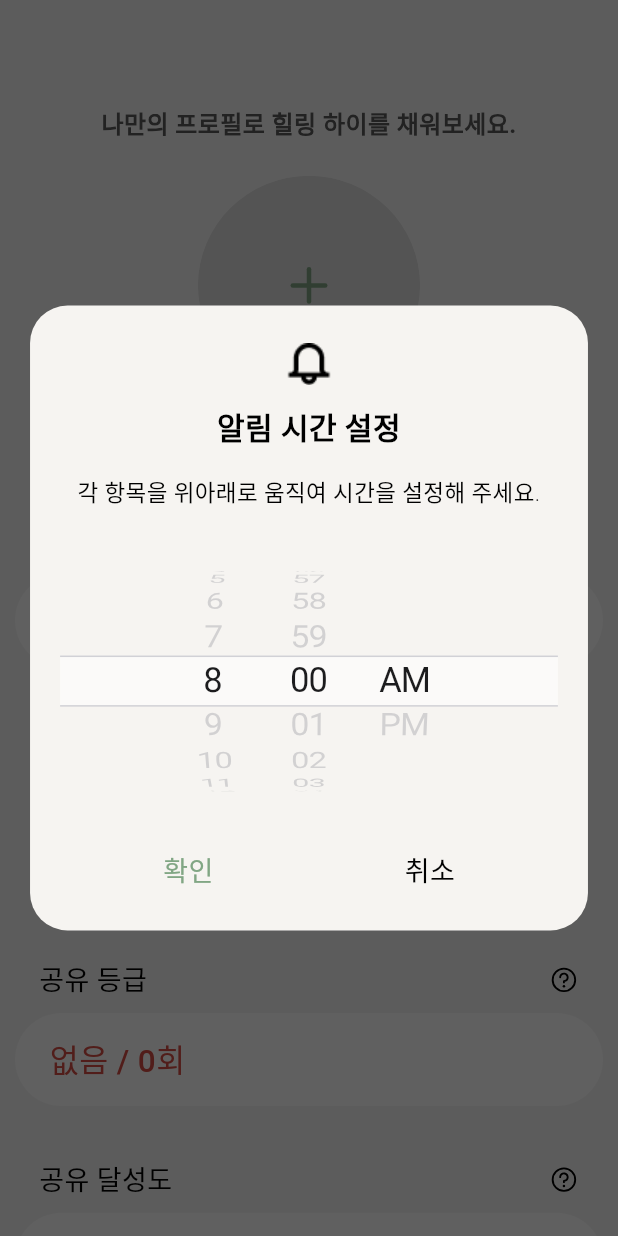
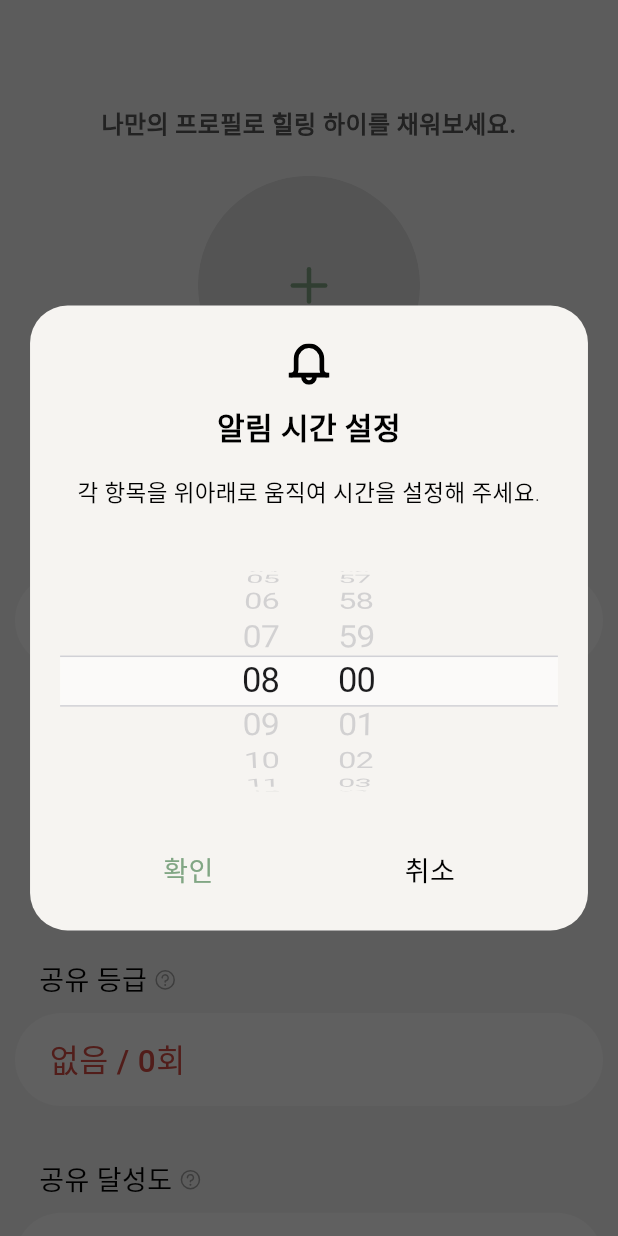
Before and after one commit to hshan608/HealingHi_Flutter, a Flutter app: the MyPageScreen screen opened directly with empty values, after a tap on an icon or button, on a phone screen of 412 x 824 dp. Run offline on Flutter 3.47's test engine with Material 3 defaults, Android fonts, the phone set to English and light mode, and no system bars; our stand-ins replace device_info_plus, flutter_dotenv, flutter_local_notifications, flutter_secure_storage, flutter_svg, flutter_timezone and 9 more; missing offline and left inert: home_widget; accounts and stored records are empty; Roboto replaces fonts that are missing (Pretendard); project files that could hold a hidden picture were left out.

Commit message:
fix: QA 수정사항 반영(튜토리얼 강조 영역·안내 아이콘 SVG·알림 24시간제)
- tutorial.dart: 보관함 탭 단계에 boundsInsets(top 4)와 targetBottomInset 8을 적용. 강조 테두리가 하단 바 상단 경계선에 그대로 붙어 본문 쪽으로 침범한 것처럼 보였으므로 바 안쪽으로 여백을 두고, 아래쪽은 시스템 인셋 위 탭 끝에서 멈추게 함
- tutorial.dart: 카드 버튼 단계(홈 하트·공유, 보관함 하트)를 _cardActionStep()으로 통일하고 minTargetSize 대신 fixedTargetSize로 버튼 중심 44×44 고정. 홈 LikeButton이 빈 카운트 영역 때문에 23×32로 측정되어 강조 크기가 달랐음
- tutorial.dart: 건너뛰기 버튼 배경을 불투명(#292929)으로 바꿔 아래 문구가 비치지 않게 하고, 공유 랭킹 단계 fallbackTarget을 제목 옆 위치로 수정
- home_page.dart, main.dart: HomeScreen.isTutorialActive 추가. 홈 튜토리얼이 뜰 때 목록을 맨 위로 되돌려 강조 키가 붙은 0번 카드가 해제되지 않게 함
- home_page.dart, search_page.dart, setting_page.dart: 안내 팝업·검색 주제 아이콘(alarm_bell, quote_published, quote_request_received, review_store, search_subject)을 PNG에서 SVG로 교체
- setting_page.dart: 알림 시간 선택기를 AM/PM 열 없는 24시간제(시 00~23 | 분)로 변경하고, 섹션 제목 도움말 아이콘을 제목 옆에 붙여 16px·회색으로 축소
- assets: 랭킹 1~3위 메달 이미지 교체
- widget_test.dart: 실제 카드 버튼 구성의 강조 크기, 건너뛰기 불투명 배경, 보관함 탭 강조 여백 테스트 추가·갱신
- CLAUDE.md: 튜토리얼 절에 _cardActionStep, 0번 카드 규칙, boundsInsets 설명 추가

Co-Authored-By: Claude Opus 5.5 <noreply@anthropic.com>

```diff
--- a/lib/search_page.dart
+++ b/lib/search_page.dart
@@ -1107,8 +1107,8 @@ class _SearchScreenState extends State<SearchScreen> {
 
   /// 원형 배경을 포함한 주제 태그 원본 이미지.
   Widget _buildSubjectIcon({required double size}) {
-    return Image.asset(
-      'assets/icon/search_subject.png',
+    return SvgPicture.asset(
+      'assets/icon/search_subject.svg',
       width: size,
       height: size,
       fit: BoxFit.contain,
--- a/lib/setting_page.dart
+++ b/lib/setting_page.dart
@@ -758,8 +758,8 @@ class _QuoteRequestPageState extends State<_QuoteRequestPage> {
     await showAppNoticePopup(
       context,
       barrierDismissible: false,
-      icon: Image.asset(
-        'assets/icon/quote_request_received.png',
+      icon: SvgPicture.asset(
+        'assets/icon/quote_request_received.svg',
         width: 30,
         height: 30,
         fit: BoxFit.contain,
@@ -1456,21 +1456,16 @@ class _MyPageScreenState extends State<MyPageScreen> {
   }
 
   Future<TimeOfDay?> _showNotificationTimePicker() async {
-    var selectedPeriod = _notificationTime.hour >= 12 ? 1 : 0;
-    var selectedHour = _notificationTime.hour % 12;
-    if (selectedHour == 0) selectedHour = 12;
+    var selectedHour = _notificationTime.hour;
     var selectedMinute = _notificationTime.minute;
-    final periodController = FixedExtentScrollController(
-      initialItem: selectedPeriod,
-    );
     final hourController = FixedExtentScrollController(
-      initialItem: 1200 + selectedHour - 1,
+      initialItem: 2400 + selectedHour,
     );
     final minuteController = FixedExtentScrollController(
       initialItem: 6000 + selectedMinute,
     );
 
-    // Figma PopUP Reference(iOS 휠 피커) 양식: 시 | 분 | AM/PM 세 열.
+    // Figma PopUP Reference(iOS 휠 피커) 양식을 24시간제로 바꾼 시 | 분 두 열.
     // 선택 행은 열 전체를 가로지르는 띠(위아래 구분선)로 표시하고,
     // 위아래 항목은 원통형 휠 원근으로 흐려지며 작아진다.
     const pickerItemExtent = 34.0;
@@ -1553,8 +1548,8 @@ class _MyPageScreenState extends State<MyPageScreen> {
                         child: Column(
                           children: [
                             const SizedBox(height: 4),
-                            Image.asset(
-                              'assets/alarm_bell.png',
+                            SvgPicture.asset(
+                              'assets/icon/alarm_bell.svg',
                               width: 30,
                               height: 30,
                             ),
@@ -1594,22 +1589,25 @@ class _MyPageScreenState extends State<MyPageScreen> {
                             Row(
                               mainAxisAlignment: MainAxisAlignment.center,
                               children: [
-                                // 시: 1~12 무한 반복. 왼쪽 열이라 원통 바깥쪽으로 기운다.
+                                // 시: 00~23 두 자리, 무한 반복. 두 열이 중앙을
+                                // 사이에 두고 원통 바깥쪽으로 기운다.
                                 pickerColumn(
                                   controller: hourController,
                                   childCount: null,
-                                  offAxisFraction: -0.4,
+                                  offAxisFraction: -0.2,
                                   onSelected: (value) => setModalState(
-                                    () => selectedHour = value % 12 + 1,
+                                    () => selectedHour = value % 24,
                                   ),
-                                  label: (index) => '${index % 12 + 1}',
+                                  label: (index) =>
+                                      (index % 24).toString().padLeft(2, '0'),
                                   isSelected: (index) =>
-                                      selectedHour == index % 12 + 1,
+                                      selectedHour == index % 24,
                                 ),
                                 // 분: 00~59 두 자리, 무한 반복
                                 pickerColumn(
                                   controller: minuteController,
                                   childCount: null,
+                                  offAxisFraction: 0.2,
                                   onSelected: (value) => setModalState(
                                     () => selectedMinute = value % 60,
                                   ),
@@ -1617,17 +1615,6 @@ class _MyPageScreenState extends State<MyPageScreen> {
                                       (index % 60).toString().padLeft(2, '0'),
                                   isSelected: (index) =>
                                       selectedMinute == index % 60,
-                                ),
-                                pickerColumn(
-                                  controller: periodController,
-                                  childCount: 2,
-                                  offAxisFraction: 0.4,
-                                  onSelected: (value) => setModalState(
-                                    () => selectedPeriod = value,
-                                  ),
-                                  label: (index) => index == 0 ? 'AM' : 'PM',
-                                  isSelected: (index) =>
-                                      selectedPeriod == index,
                                 ),
                               ],
                             ),
@@ -1644,18 +1631,13 @@ class _MyPageScreenState extends State<MyPageScreen> {
                               Expanded(
                                 child: GestureDetector(
                                   behavior: HitTestBehavior.opaque,
-                                  onTap: () {
-                                    final hour = selectedPeriod == 0
-                                        ? selectedHour % 12
-                                        : (selectedHour % 12) + 12;
-                                    Navigator.pop(
-                                      dialogContext,
-                                      TimeOfDay(
-                                        hour: hour,
-                                        minute: selectedMinute,
-                                      ),
-                                    );
-                                  },
+                                  onTap: () => Navigator.pop(
+                                    dialogContext,
+                                    TimeOfDay(
+                                      hour: selectedHour,
+                                      minute: selectedMinute,
+                                    ),
+                                  ),
                                   child: const Center(
                                     child: Text(
                                       '확인',
@@ -1701,7 +1683,6 @@ class _MyPageScreenState extends State<MyPageScreen> {
       },
     );
 
-    periodController.dispose();
     hourController.dispose();
     minuteController.dispose();
     return result;
@@ -1899,7 +1880,7 @@ class _MyPageScreenState extends State<MyPageScreen> {
       padding: const EdgeInsets.symmetric(horizontal: 16),
       child: Row(
         children: [
-          Expanded(
+          Flexible(
             child: Text(
               title,
               style: const TextStyle(
@@ -1910,7 +1891,9 @@ class _MyPageScreenState extends State<MyPageScreen> {
               ),
             ),
           ),
-          if (onHelp != null)
+          if (onHelp != null) ...[
+            const SizedBox(width: 4),
+            // 터치 영역은 20×20을 유지하고 아이콘만 20% 축소(16)한다.
             IconButton(
               key: helpKey,
               onPressed: onHelp,
@@ -1923,10 +1906,15 @@ class _MyPageScreenState extends State<MyPageScreen> {
               ),
               icon: SvgPicture.asset(
                 'assets/icon/figma_help.svg',
-                width: 20,
-                height: 20,
+                width: 16,
+                height: 16,
+                colorFilter: const ColorFilter.mode(
+                  Color(0xFFA3A3A3),
+                  BlendMode.srcIn,
+                ),
               ),
             ),
+          ],
         ],
       ),
     );
@@ -2756,8 +2744,8 @@ class _MyPageScreenState extends State<MyPageScreen> {
   Future<void> _showReviewPopup() async {
     final action = await showAppNoticePopup(
       context,
-      icon: Image.asset(
-        'assets/icon/review_store.png',
+      icon: SvgPicture.asset(
+        'assets/icon/review_store.svg',
         width: 30,
         height: 30,
         fit: BoxFit.contain,
--- a/lib/tutorial.dart
+++ b/lib/tutorial.dart
@@ -239,14 +239,18 @@ class _TutorialOverlayState extends State<TutorialOverlay> {
       combined.right,
       combined.bottom - step.targetBottomInset,
     );
-    var padded = _applyMinSize(
-      adjusted.inflate(step.targetPadding),
-      step.minTargetSize,
-    );
+    final fixedSize = step.fixedTargetSize;
+    var padded = fixedSize != null
+        ? Rect.fromCenter(
+            center: adjusted.center,
+            width: fixedSize.width,
+            height: fixedSize.height,
+          )
+        : adjusted.inflate(step.targetPadding);
     // 경계 위젯이 지정된 단계는 패딩까지 포함한 강조 영역을 그 위젯 사각형 안으로 제한한다.
     final bounds = _measureBounds(step.boundsKey, overlayBox);
     if (bounds != null) {
-      padded = padded.intersect(bounds);
+      padded = padded.intersect(step.boundsInsets.deflateRect(bounds));
     }
     final clipped = padded.intersect(Offset.zero & overlayBox.size);
     return clipped.isEmpty ? null : clipped;
@@ -263,15 +267,6 @@ class _TutorialOverlayState extends State<TutorialOverlay> {
       boundsBox.localToGlobal(Offset.zero),
     );
     return localTopLeft & boundsBox.size;
-  }
-
-  /// 측정된 사각형을 중심 고정으로 [minSize] 이상으로 키운다.
-  /// 하트·공유처럼 위젯 자체 크기가 다른 버튼도 같은 크기의 강조 영역을 갖게 한다.
-  static Rect _applyMinSize(Rect rect, Size? minSize) {
-    if (minSize == null) return rect;
-    final width = rect.width < minSize.width ? minSize.width : rect.width;
-    final height = rect.height < minSize.height ? minSize.height : rect.height;
-    return Rect.fromCenter(center: rect.center, width: width, height: height);
   }
 
   @override
@@ -328,9 +323,9 @@ class _TutorialOverlayState extends State<TutorialOverlay> {
                       onPressed: widget.onNext,
                     ),
                   ),
-                  // 건너뛰기는 항상 최상위에 둔다. 프로필 1단계처럼 강조 영역이
-                  // 화면 상단 전체 폭을 덮는 경우 밝은 구멍 안에 놓이므로,
-                  // 어두운 배경 위에서도 밝은 배경 위에서도 읽히는 진한 알약 배경을 쓴다.
+                  // 건너뛰기는 항상 최상위에 둔다. 프로필 화면처럼 상단 문구가 버튼
+                  // 아래까지 이어지는 경우 반투명 배경이면 글자가 비쳐 문구가 버튼
+                  // 위에 있는 것처럼 보이므로, 아래가 비치지 않는 불투명 배경을 쓴다.
                   Positioned(
                     top: safeTop + 10,
                     right: 14,
@@ -339,7 +334,7 @@ class _TutorialOverlayState extends State<TutorialOverlay> {
                       onPressed: widget.onSkip,
                       style: TextButton.styleFrom(
                         foregroundColor: Colors.white,
-                        backgroundColor: Colors.black.withValues(alpha: 0.6),
+                        backgroundColor: const Color(0xFF292929),
                         shape: const StadiumBorder(),
                       ),
                       child: const Text('건너뛰기'),
@@ -508,8 +503,9 @@ class _TutorialStep {
     required this.calloutTop,
     this.targetPadding = 0,
     this.targetBottomInset = 0,
-    this.minTargetSize,
+    this.fixedTargetSize,
     this.boundsKey,
+    this.boundsInsets = EdgeInsets.zero,
     this.scrollIntoViewKey,
   });
 
@@ -521,11 +517,17 @@ class _TutorialStep {
   final double targetPadding;
   final double targetBottomInset;
 
-  /// 강조 영역의 최소 크기. 측정값이 이보다 작으면 중심을 유지한 채 확장한다.
-  final Size? minTargetSize;
+  /// 강조 영역을 측정 사각형의 중심 기준 이 크기로 고정한다. 지정하면 [targetPadding]은
+  /// 쓰지 않는다. 위젯 자체 크기가 달라도(홈 하트 `LikeButton`은 빈 카운트 영역 때문에
+  /// 23×32로 측정된다) 버튼마다 같은 영역이 그려진다.
+  final Size? fixedTargetSize;
 
   /// 강조 영역(패딩 포함)을 이 위젯의 사각형 안으로 제한한다. 없으면 제한하지 않는다.
   final GlobalKey? boundsKey;
+
+  /// [boundsKey] 사각형을 이만큼 안쪽으로 줄여 경계로 쓴다.
+  /// 강조 테두리가 경계선에 딱 붙으면 경계 밖으로 번져 보이므로 여백을 둔다.
+  final EdgeInsets boundsInsets;
 
   /// 단계가 시작될 때 이 위젯의 아래쪽이 스크롤 영역 안에 들어오도록 스크롤한다.
   /// 대상이 하단 메뉴 밑으로 잘리는 단계에 쓴다. 없으면 스크롤하지 않는다.
@@ -533,9 +535,29 @@ class _TutorialStep {
 }
 
 /// 카드 하트·공유 버튼 강조 영역 공통 크기.
-/// 홈 하트·공유(23×23, 18×20)와 보관함 하트(23×19)처럼 위젯 크기가 달라도
-/// 화면과 관계없이 같은 크기로 강조되도록 고정한다.
+/// 홈 하트(측정 23×32)·공유(18×20)와 보관함 하트(23×19)처럼 위젯 크기가 달라도
+/// 화면과 관계없이 버튼 중심 기준 같은 크기로 강조되도록 고정한다.
 const Size _cardActionTargetSize = Size(44, 44);
+
+/// 명언 카드의 하트·공유 버튼 단계. 홈과 보관함이 같은 강조 영역·안내 위치를
+/// 갖도록 버튼 단계는 모두 이 함수로 만든다. [fallbackTopLeft]는 측정 전 기본 위치다.
+_TutorialStep _cardActionStep({
+  required String title,
+  required String description,
+  required GlobalKey targetKey,
+  required Offset Function(Size size, double safeTop) fallbackTopLeft,
+}) {
+  return _TutorialStep(
+    title: title,
+    description: description,
+    targetKeys: <GlobalKey>[targetKey],
+    fallbackTarget: (size, safeTop) =>
+        fallbackTopLeft(size, safeTop) & _cardActionTargetSize,
+    fixedTargetSize: _cardActionTargetSize,
+    calloutTop: (size, safeTop, target) =>
+        _fitCalloutTop(target.bottom + 20, size, safeTop),
+  );
+}
 
 List<_TutorialStep> _stepsFor(TutorialSection section) {
   switch (section) {
@@ -551,35 +573,19 @@ List<_TutorialStep> _stepsFor(TutorialSection section) {
           calloutTop: (size, safeTop, target) =>
               _fitCalloutTop(target.bottom + 16, size, safeTop),
         ),
-        _TutorialStep(
+        _cardActionStep(
           title: '마음에 남는 명언을 보관해요.',
           description: '하트를 누르면 언제든 다시 꺼내 볼 수 있어요.',
-          targetKeys: <GlobalKey>[TutorialTargets.homeLike],
-          fallbackTarget: (size, safeTop) => Rect.fromLTWH(
-            size.width - 152,
-            safeTop + 218,
-            _cardActionTargetSize.width,
-            _cardActionTargetSize.height,
-          ),
-          targetPadding: 6,
-          minTargetSize: _cardActionTargetSize,
-          calloutTop: (size, safeTop, target) =>
-              _fitCalloutTop(target.bottom + 20, size, safeTop),
+          targetKey: TutorialTargets.homeLike,
+          fallbackTopLeft: (size, safeTop) =>
+              Offset(size.width - 152, safeTop + 218),
         ),
-        _TutorialStep(
+        _cardActionStep(
           title: '좋은 명언을 함께 나눠요.',
           description: '공유 버튼을 눌러 소중한 사람에게 문장을 전해보세요.',
-          targetKeys: <GlobalKey>[TutorialTargets.homeShare],
-          fallbackTarget: (size, safeTop) => Rect.fromLTWH(
-            size.width - 88,
-            safeTop + 218,
-            _cardActionTargetSize.width,
-            _cardActionTargetSize.height,
-          ),
-          targetPadding: 6,
-          minTargetSize: _cardActionTargetSize,
-          calloutTop: (size, safeTop, target) =>
-              _fitCalloutTop(target.bottom + 20, size, safeTop),
+          targetKey: TutorialTargets.homeShare,
+          fallbackTopLeft: (size, safeTop) =>
+              Offset(size.width - 88, safeTop + 218),
         ),
       ];
     case TutorialSection.search:
@@ -618,26 +624,22 @@ List<_TutorialStep> _stepsFor(TutorialSection section) {
           fallbackTarget: (size, safeTop) =>
               Rect.fromLTWH(size.width * 0.625 - 32, size.height - 70, 64, 62),
           targetPadding: 8,
-          // 패딩이 하단 바 위쪽 본문 영역으로 침범하지 않도록 바 안으로 제한한다.
+          // 탭 사각형은 하단 바에서 시스템 인셋을 뺀 콘텐츠 높이 전체다. 아래쪽 패딩은
+          // 상쇄해 탭 끝(홈 인디케이터 위)에서 멈추고, 위쪽은 바 상단에서 4 안쪽으로
+          // 제한해 강조 테두리가 본문과의 경계선에 붙지 않게 한다.
+          // 결과적으로 아이콘 위·라벨 아래 여백이 비슷해진다.
+          targetBottomInset: 8,
           boundsKey: TutorialTargets.bottomNavBar,
+          boundsInsets: const EdgeInsets.only(top: 4),
           calloutTop: (size, safeTop, target) =>
               _fitCalloutTop(target.top - 190, size, safeTop),
         ),
-        _TutorialStep(
+        _cardActionStep(
           title: '원할 때 보관을 해제할 수 있어요.',
           description: '하트를 다시 누르면 해당 명언이 보관함에서 제외돼요.',
-          targetKeys: <GlobalKey>[TutorialTargets.bookmarkLike],
-          fallbackTarget: (size, safeTop) => Rect.fromLTWH(
-            size.width - 145,
-            safeTop + 232,
-            _cardActionTargetSize.width,
-            _cardActionTargetSize.height,
-          ),
-          // 홈 하트·공유 단계와 같은 강조 크기(44 + 패딩 6)를 쓴다.
-          targetPadding: 6,
-          minTargetSize: _cardActionTargetSize,
-          calloutTop: (size, safeTop, target) =>
-              _fitCalloutTop(target.bottom + 20, size, safeTop),
+          targetKey: TutorialTargets.bookmarkLike,
+          fallbackTopLeft: (size, safeTop) =>
+              Offset(size.width - 145, safeTop + 232),
         ),
       ];
     case TutorialSection.profile:
@@ -677,8 +679,9 @@ List<_TutorialStep> _stepsFor(TutorialSection section) {
           title: '함께 나누는 사람들을 만나보세요.',
           description: '다른 사람들의 공유 활동을 확인하고, 함께 더 많은 명언을 나눠보세요.',
           targetKeys: <GlobalKey>[TutorialTargets.profileLeaderboard],
+          // 아이콘이 "공유 등급" 제목 바로 옆에 붙는다(좌측 26 + 제목 폭 약 77 + 간격 4).
           fallbackTarget: (size, safeTop) =>
-              Rect.fromLTWH(size.width - 56, safeTop + 345, 20, 20),
+              Rect.fromLTWH(107, safeTop + 345, 20, 20),
           targetPadding: 10,
           calloutTop: (size, safeTop, target) =>
               _fitCalloutTop(target.bottom + 20, size, safeTop),
```
Also changed, not shown: lib/home_page.dart (+31 -3 lines), lib/main.dart (+7 -2 lines), assets/1_rank.png, assets/2_rank.png, assets/3_rank.png, assets/alarm_bell.png (deleted), assets/icon/alarm_bell.svg (added), assets/icon/quote_published.png (deleted), assets/icon/quote_published.svg (added), assets/icon/quote_request_received.png (deleted), assets/icon/quote_request_received.svg (added), assets/icon/review_store.png (deleted), assets/icon/review_store.svg (added), assets/icon/search_subject.png (deleted), 1 more files, 2 other files.
